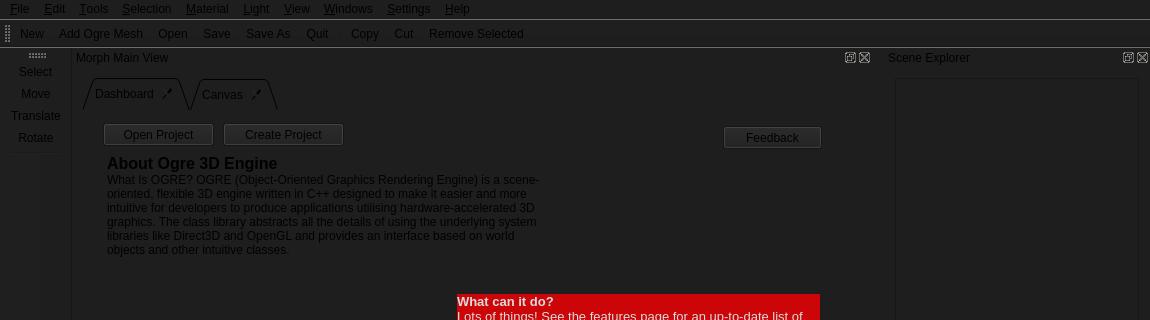
The window that Morph/mainwindow.ui (wazery/Morph-SDK) describes before a commit, drawn with Qt 5; both pictures show x 0 to 1150 and y 0 to 320 of the 1150 by 912 pixel window.
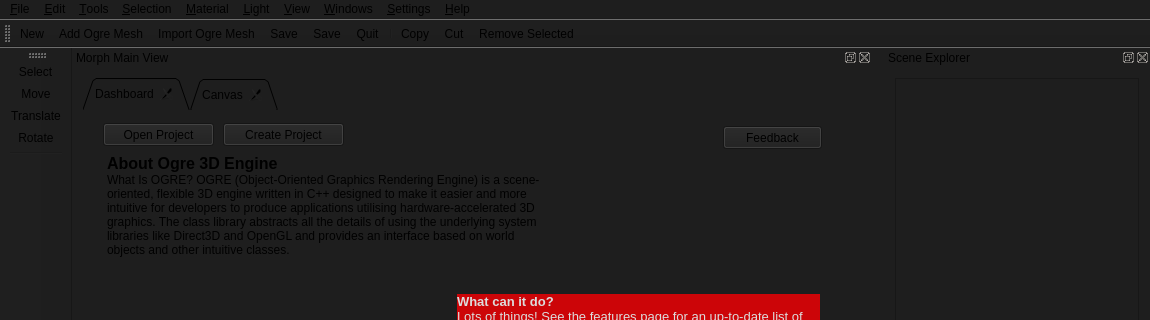
The same window after the commit. Icons and pictures are not drawn. Custom widgets are drawn as their Qt base class.

Commit message: Added import and save dot scene files

The edit to the form file:
```diff
--- a/Morph/mainwindow.ui
+++ b/Morph/mainwindow.ui
@@ -8,7 +8,7 @@
     <x>0</x>
     <y>0</y>
     <width>1150</width>
-    <height>883</height>
+    <height>887</height>
    </rect>
   </property>
   <property name="minimumSize">
@@ -1147,7 +1147,7 @@
      <normaloff>:/dialogs/Media/icons/File.png</normaloff>:/dialogs/Media/icons/File.png</iconset>
    </property>
    <property name="text">
-    <string>&amp;Open</string>
+    <string>&amp;Import Ogre Mesh</string>
    </property>
    <property name="shortcut">
     <string>Ctrl+O</string>
@@ -1192,7 +1192,7 @@
      <normaloff>:/dialogs/Media/icons/Floppy.png</normaloff>:/dialogs/Media/icons/Floppy.png</iconset>
    </property>
    <property name="text">
-    <string>Save &amp;As</string>
+    <string>&amp;Save</string>
    </property>
    <property name="shortcut">
     <string>Ctrl+Shift+S</string>
```
Left out of the diff: 13 changed lines with no effect on the pictures. The commit also changes 5 other files.
